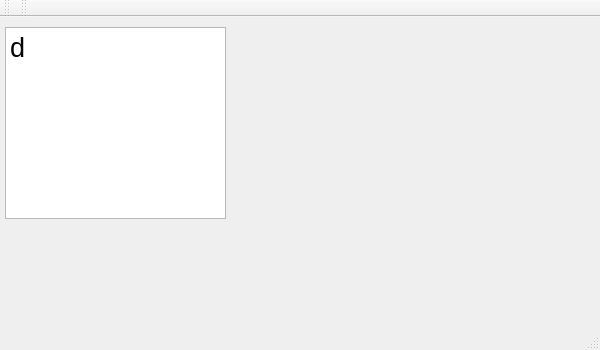
Qt form QTLinuxProj/HandanLinux/mainwindow.ui (alon0808/ProjectAfcApp) before a commit.
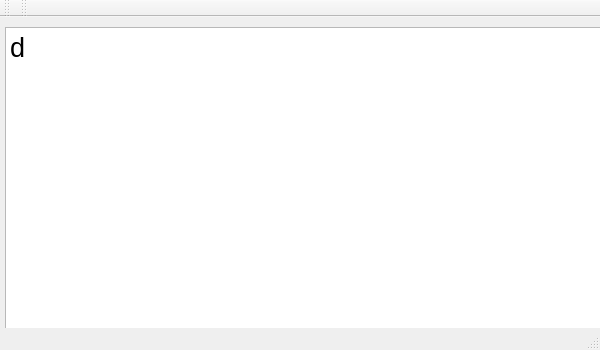
The same form after that commit.

```diff
--- a/QTLinuxProj/HandanLinux/mainwindow.ui
+++ b/QTLinuxProj/HandanLinux/mainwindow.ui
@@ -31,8 +31,8 @@
      <rect>
       <x>5</x>
       <y>10</y>
-      <width>221</width>
-      <height>192</height>
+      <width>600</width>
+      <height>350</height>
      </rect>
     </property>
     <property name="minimumSize">
@@ -52,9 +52,6 @@
       <pointsize>20</pointsize>
      </font>
     </property>
-    <property name="sizeAdjustPolicy">
-     <enum>QAbstractScrollArea::AdjustIgnored</enum>
-    </property>
     <property name="html">
      <string>&lt;!DOCTYPE HTML PUBLIC &quot;-//W3C//DTD HTML 4.0//EN&quot; &quot;http://www.w3.org/TR/REC-html40/strict.dtd&quot;&gt;
 &lt;html&gt;&lt;head&gt;&lt;meta name=&quot;qrichtext&quot; content=&quot;1&quot; /&gt;&lt;style type=&quot;text/css&quot;&gt;
```
